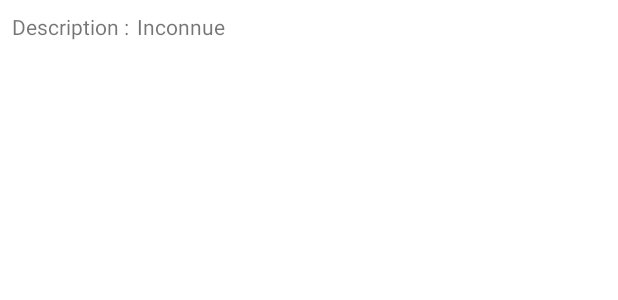
After one commit to Ak-iu/SIG2022_APP, an Android app: the layout activity_details_mobilier.xml on its own in the app's theme, with its tools: preview values and no code run, on a phone screen of 412 x 824 dp. The commit adds this screen. Shown: the top 300 px of the screen. Run offline under Robolectric (Android 15) with nearby library versions, the phone set to English and light mode, and no system bars.

Commit message:
Activity et layout pour détails Mobilier

```diff
--- /dev/null
+++ b/app/src/main/res/layout/activity_details_mobilier.xml
@@ -0,0 +1,50 @@
+<?xml version="1.0" encoding="utf-8"?>
+<androidx.constraintlayout.widget.ConstraintLayout xmlns:android="http://schemas.android.com/apk/res/android"
+    xmlns:app="http://schemas.android.com/apk/res-auto"
+    xmlns:tools="http://schemas.android.com/tools"
+    android:layout_width="match_parent"
+    android:layout_height="match_parent"
+    tools:context=".DetailsPavActivity">
+
+    <LinearLayout
+        android:layout_width="match_parent"
+        android:layout_height="match_parent"
+        android:layout_marginStart="8dp"
+        android:layout_marginTop="8dp"
+        android:layout_marginEnd="8dp"
+        android:layout_marginBottom="8dp"
+        android:orientation="vertical"
+        app:layout_constraintBottom_toBottomOf="parent"
+        app:layout_constraintEnd_toEndOf="parent"
+        app:layout_constraintStart_toStartOf="parent"
+        app:layout_constraintTop_toTopOf="parent">
+
+        <LinearLayout
+            android:layout_width="match_parent"
+            android:layout_height="wrap_content"
+            android:orientation="horizontal">
+
+            <TextView
+                android:id="@+id/label_description"
+                android:layout_width="wrap_content"
+                android:layout_height="wrap_content"
+                android:layout_weight="0"
+                android:text="@string/label_description" />
+
+            <Space
+                android:layout_width="5dp"
+                android:layout_height="wrap_content"
+                android:layout_weight="0" />
+
+            <TextView
+                android:id="@+id/description"
+                android:layout_width="wrap_content"
+                android:layout_height="wrap_content"
+                android:layout_weight="1"
+                android:text="@string/inconnue" />
+        </LinearLayout>
+
+
+    </LinearLayout>
+
+</androidx.constraintlayout.widget.ConstraintLayout>
--- a/app/src/main/res/values/strings.xml
+++ b/app/src/main/res/values/strings.xml
@@ -14,4 +14,6 @@
     <string name="inconnu">Inconnu</string>
     <string name="inconnues">Inconnues</string>
     <string name="inconnus">Inconnus</string>
+
+    <string name="label_description">Description :</string>
 </resources>
```
Also changed, not shown: app/src/main/AndroidManifest.xml (+8 -0 lines), app/src/main/java/com/example/sig2022_app/DetailsMobilierActivity.java (added, +24 -0 lines), app/src/main/java/com/example/sig2022_app/WebAppInterface.java (+8 -2 lines), 1 other file.
